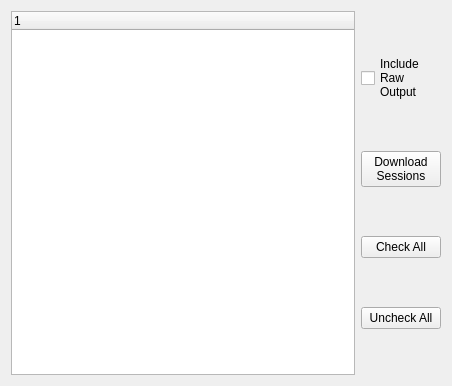
Before: the Qt Designer form src/ui/v800main.ui in profanum429/v800_downloader, drawn with Qt 5.
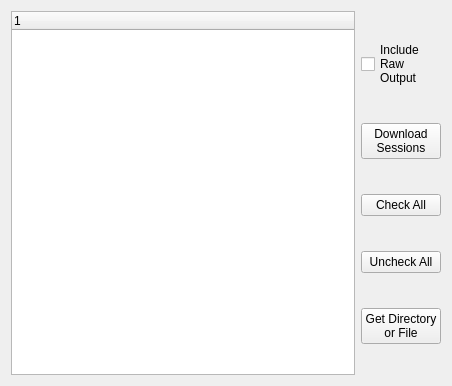
After: the same form once the commit is applied.

Commit message: Updated USB code to remove lots of duplication between systems. Added a button to allow the user to get directory listings and raw files from the watch.

Patch:
```diff
--- a/src/ui/v800main.ui
+++ b/src/ui/v800main.ui
@@ -58,6 +58,17 @@
          </property>
         </widget>
        </item>
+       <item>
+        <widget class="QPushButton" name="debugGetBtn">
+         <property name="cursor">
+          <cursorShape>ArrowCursor</cursorShape>
+         </property>
+         <property name="text">
+          <string>Get Directory
+or File</string>
+         </property>
+        </widget>
+       </item>
       </layout>
      </item>
     </layout>
```
The commit also changes 5 other files.
